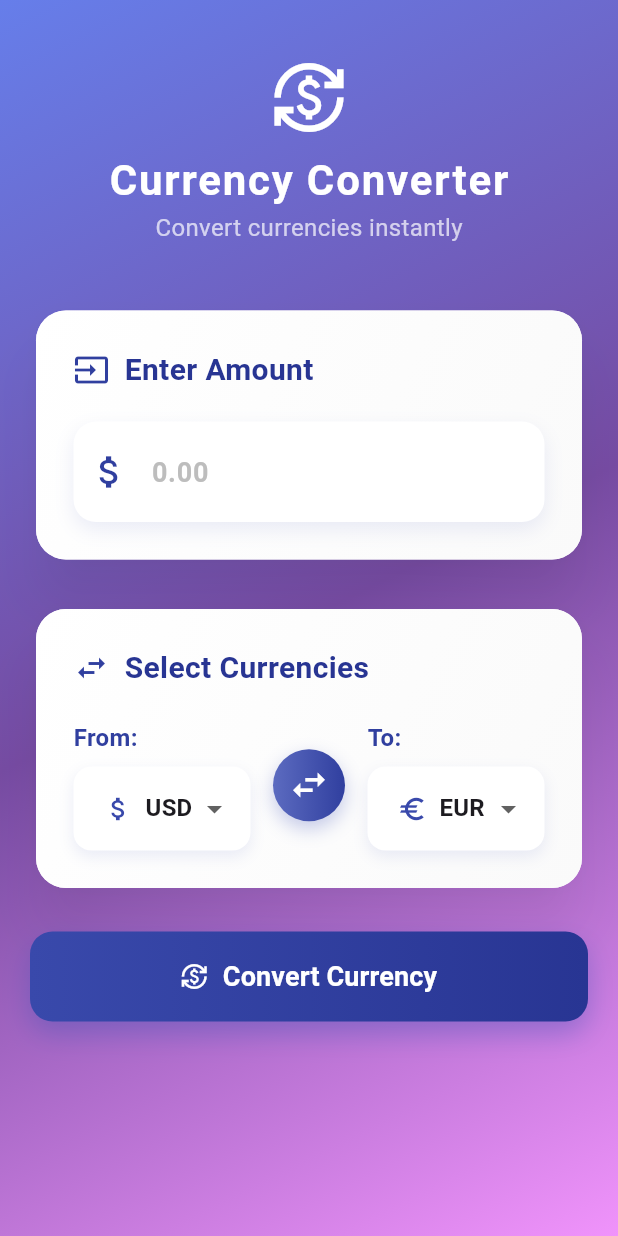
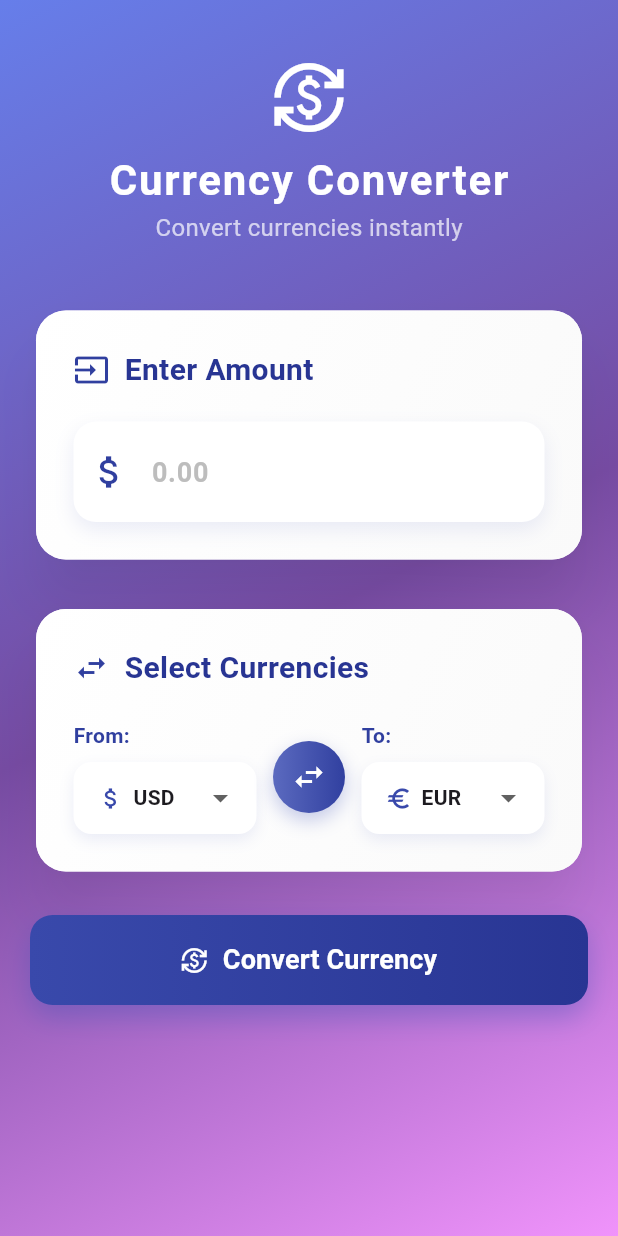
Before and after one commit to aadi1094/Currency_Converter, a Flutter app: the screen it shows after launch, on a phone screen of 412 x 824 dp. Run offline on Flutter 3.47's test engine with Material 3 defaults, Android fonts, the phone set to English and light mode, and no system bars.

Commit message:
Fixed alignment

```diff
--- a/lib/main.dart
+++ b/lib/main.dart
@@ -51,7 +51,7 @@ class _CurrencyConverterPageState extends State<CurrencyConverterPage> with Tick
     'JPY': 110.0,
     'CAD': 1.25,
     'AUD': 1.35,
-    'INR': 74.5,
+    'INR': 91.5,
     'CHF': 0.92,
     'CNY': 6.45,
     'SGD': 1.35,
@@ -302,6 +302,7 @@ class _CurrencyConverterPageState extends State<CurrencyConverterPage> with Tick
                           Row(
                             children: [
                               Expanded(
+                                flex: 2,
                                 child: _buildCurrencyDropdown('From', _fromCurrency, (value) {
                                   setState(() {
                                     _fromCurrency = value!;
@@ -309,8 +310,10 @@ class _CurrencyConverterPageState extends State<CurrencyConverterPage> with Tick
                                   _convertCurrency();
                                 }),
                               ),
-                              SizedBox(width: 15),
-                              AnimatedBuilder(
+                              SizedBox(width: 10),
+                              SizedBox(
+                                width: 50,
+                                child: AnimatedBuilder(
                                   animation: _swapAnimation,
                                   builder: (context, child) {
                                     return Transform.rotate(
@@ -334,15 +337,17 @@ class _CurrencyConverterPageState extends State<CurrencyConverterPage> with Tick
                                           icon: Icon(
                                             Icons.swap_horiz,
                                             color: Colors.white,
-                                          size: 28,
+                                            size: 24,
                                           ),
                                         ),
                                       ),
                                     );
                                   },
                                 ),
-                              SizedBox(width: 15),
+                              ),
+                              SizedBox(width: 10),
                               Expanded(
+                                flex: 2,
                                 child: _buildCurrencyDropdown('To', _toCurrency, (value) {
                                   setState(() {
                                     _toCurrency = value!;
@@ -388,6 +393,7 @@ class _CurrencyConverterPageState extends State<CurrencyConverterPage> with Tick
                     child: _isConverting
                         ? Row(
                             mainAxisAlignment: MainAxisAlignment.center,
+                            mainAxisSize: MainAxisSize.min,
                             children: [
                               SizedBox(
                                 width: 20,
@@ -410,15 +416,19 @@ class _CurrencyConverterPageState extends State<CurrencyConverterPage> with Tick
                           )
                         : Row(
                             mainAxisAlignment: MainAxisAlignment.center,
+                            mainAxisSize: MainAxisSize.min,
                             children: [
                               Icon(Icons.currency_exchange, color: Colors.white),
                               SizedBox(width: 10),
-                              Text(
+                              Flexible(
+                                child: Text(
                                   'Convert Currency',
                                   style: TextStyle(
                                     fontSize: 18,
                                     fontWeight: FontWeight.bold,
                                     color: Colors.white,
+                                  ),
+                                  overflow: TextOverflow.ellipsis,
                                 ),
                               ),
                             ],
@@ -546,7 +556,7 @@ class _CurrencyConverterPageState extends State<CurrencyConverterPage> with Tick
           style: TextStyle(
             fontWeight: FontWeight.w600,
             color: Colors.indigo[700],
-            fontSize: 16,
+            fontSize: 14,
           ),
         ),
         SizedBox(height: 8),
@@ -562,7 +572,8 @@ class _CurrencyConverterPageState extends State<CurrencyConverterPage> with Tick
             ],
           ),
           child: DropdownButtonFormField<String>(
-            value: value,
+            initialValue: value,
+            isExpanded: true,
             decoration: InputDecoration(
               filled: true,
               fillColor: Colors.white,
@@ -574,18 +585,22 @@ class _CurrencyConverterPageState extends State<CurrencyConverterPage> with Tick
                 borderRadius: BorderRadius.circular(12),
                 borderSide: BorderSide(color: Colors.indigo[700]!, width: 2),
               ),
-              contentPadding: EdgeInsets.symmetric(horizontal: 16, vertical: 16),
+              contentPadding: EdgeInsets.symmetric(horizontal: 12, vertical: 12),
             ),
             items: _currencies.map((currency) {
               return DropdownMenuItem(
                 value: currency,
                 child: Row(
+                  mainAxisSize: MainAxisSize.min,
                   children: [
-                    Icon(_currencyIcons[currency], color: Colors.indigo[600], size: 20),
-                    SizedBox(width: 8),
-                    Text(
+                    Icon(_currencyIcons[currency], color: Colors.indigo[600], size: 18),
+                    SizedBox(width: 6),
+                    Flexible(
+                      child: Text(
                         currency,
-                      style: TextStyle(fontWeight: FontWeight.w600),
+                        style: TextStyle(fontWeight: FontWeight.w600, fontSize: 14),
+                        overflow: TextOverflow.ellipsis,
+                      ),
                     ),
                   ],
                 ),
```
Also changed, not shown: package-lock.json (added), 1 other file. Lines whose indentation alone changed are shown as unchanged.
